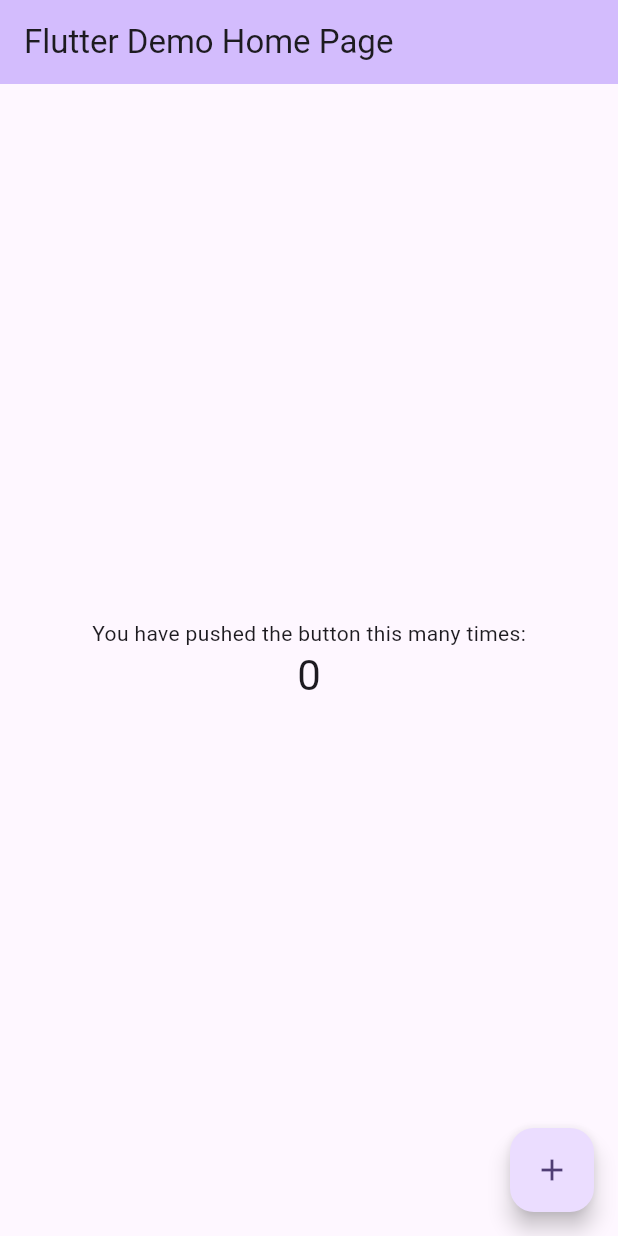
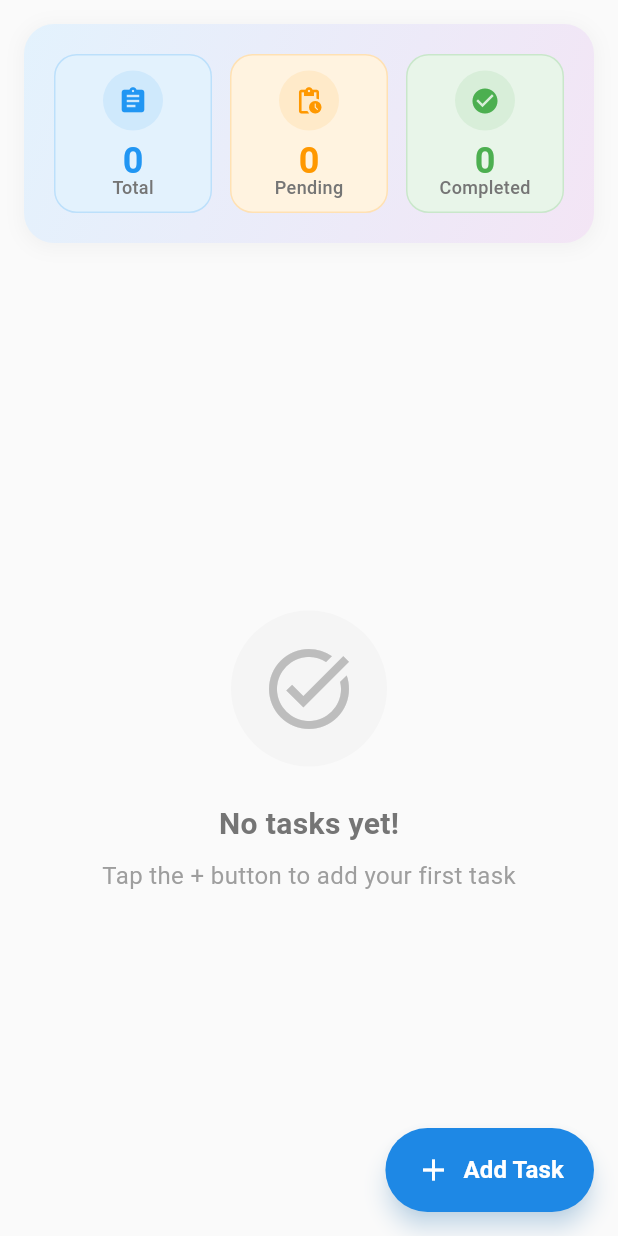
Before and after one commit to adithyan3210/my_todo, a Flutter app: the screen it shows after launch, on a phone screen of 412 x 824 dp. Run offline on Flutter 3.47's test engine with Material 3 defaults, Android fonts, the phone set to English and light mode, and no system bars.

Commit message:
added provider &basic UI created & crub operation done

```diff
--- a/lib/main.dart
+++ b/lib/main.dart
@@ -1,122 +1,28 @@
 import 'package:flutter/material.dart';
+import 'package:provider/provider.dart';
+import 'provider/task_provider.dart';
+import 'screens/todo_screen.dart';
 
 void main() {
-  runApp(const MyApp());
+  runApp(MyApp());
 }
 
 class MyApp extends StatelessWidget {
   const MyApp({super.key});
 
-  // This widget is the root of your application.
   @override
   Widget build(BuildContext context) {
-    return MaterialApp(
-      title: 'Flutter Demo',
-      theme: ThemeData(
-        // This is the theme of your application.
-        //
-        // TRY THIS: Try running your application with "flutter run". You'll see
-        // the application has a purple toolbar. Then, without quitting the app,
-        // try changing the seedColor in the colorScheme below to Colors.green
-        // and then invoke "hot reload" (save your changes or press the "hot
-        // reload" button in a Flutter-supported IDE, or press "r" if you used
-        // the command line to start the app).
-        //
-        // Notice that the counter didn't reset back to zero; the application
-        // state is not lost during the reload. To reset the state, use hot
-        // restart instead.
-        //
-        // This works for code too, not just values: Most code changes can be
-        // tested with just a hot reload.
-        colorScheme: ColorScheme.fromSeed(seedColor: Colors.deepPurple),
+    return ChangeNotifierProvider(
+      create: (context) => TaskProvider(),
+      child: MaterialApp(
+        title: 'Todo App',
+        theme: ThemeData(
+          primarySwatch: Colors.blue,
+          visualDensity: VisualDensity.adaptivePlatformDensity,
+        ),
+        home: TodoScreen(),
+        debugShowCheckedModeBanner: false,
       ),
-      home: const MyHomePage(title: 'Flutter Demo Home Page'),
     );
   }
 }
-
-class MyHomePage extends StatefulWidget {
-  const MyHomePage({super.key, required this.title});
-
-  // This widget is the home page of your application. It is stateful, meaning
-  // that it has a State object (defined below) that contains fields that affect
-  // how it looks.
-
-  // This class is the configuration for the state. It holds the values (in this
-  // case the title) provided by the parent (in this case the App widget) and
-  // used by the build method of the State. Fields in a Widget subclass are
-  // always marked "final".
-
-  final String title;
-
-  @override
-  State<MyHomePage> createState() => _MyHomePageState();
-}
-
-class _MyHomePageState extends State<MyHomePage> {
-  int _counter = 0;
-
-  void _incrementCounter() {
-    setState(() {
-      // This call to setState tells the Flutter framework that something has
-      // changed in this State, which causes it to rerun the build method below
-      // so that the display can reflect the updated values. If we changed
-      // _counter without calling setState(), then the build method would not be
-      // called again, and so nothing would appear to happen.
-      _counter++;
-    });
-  }
-
-  @override
-  Widget build(BuildContext context) {
-    // This method is rerun every time setState is called, for instance as done
-    // by the _incrementCounter method above.
-    //
-    // The Flutter framework has been optimized to make rerunning build methods
-    // fast, so that you can just rebuild anything that needs updating rather
-    // than having to individually change instances of widgets.
-    return Scaffold(
-      appBar: AppBar(
-        // TRY THIS: Try changing the color here to a specific color (to
-        // Colors.amber, perhaps?) and trigger a hot reload to see the AppBar
-        // change color while the other colors stay the same.
-        backgroundColor: Theme.of(context).colorScheme.inversePrimary,
-        // Here we take the value from the MyHomePage object that was created by
-        // the App.build method, and use it to set our appbar title.
-        title: Text(widget.title),
-      ),
-      body: Center(
-        // Center is a layout widget. It takes a single child and positions it
-        // in the middle of the parent.
-        child: Column(
-          // Column is also a layout widget. It takes a list of children and
-          // arranges them vertically. By default, it sizes itself to fit its
-          // children horizontally, and tries to be as tall as its parent.
-          //
-          // Column has various properties to control how it sizes itself and
-          // how it positions its children. Here we use mainAxisAlignment to
-          // center the children vertically; the main axis here is the vertical
-          // axis because Columns are vertical (the cross axis would be
-          // horizontal).
-          //
-          // TRY THIS: Invoke "debug painting" (choose the "Toggle Debug Paint"
-          // action in the IDE, or press "p" in the console), to see the
-          // wireframe for each widget.
-          mainAxisAlignment: MainAxisAlignment.center,
-          children: <Widget>[
-            const Text('You have pushed the button this many times:'),
-            Text(
-              '$_counter',
-              style: Theme.of(context).textTheme.headlineMedium,
-            ),
-          ],
-        ),
-      ),
-      floatingActionButton: FloatingActionButton(
-        onPressed: _incrementCounter,
-        tooltip: 'Increment',
-        child: const Icon(Icons.add),
-      ), // This trailing comma makes auto-formatting nicer for build methods.
-    );
-  }
-}
--- /dev/null
+++ b/lib/model/task_model.dart
@@ -0,0 +1,45 @@
+class Task {
+  final String title;
+  final String description;
+  bool isCompleted;
+
+  Task({
+    required this.title,
+    required this.description,
+    this.isCompleted = false,
+  });
+
+  void toggleComplete() {
+    isCompleted = !isCompleted;
+  }
+
+  Task copyWith({
+    String? title,
+    String? description,
+    bool? isCompleted,
+  }) {
+    return Task(
+      title: title ?? this.title,
+      description: description ?? this.description,
+      isCompleted: isCompleted ?? this.isCompleted,
+    );
+  }
+
+  @override
+  bool operator ==(Object other) =>
+      identical(this, other) ||
+      other is Task &&
+          runtimeType == other.runtimeType &&
+          title == other.title &&
+          description == other.description &&
+          isCompleted == other.isCompleted;
+
+  @override
+  int get hashCode =>
+      title.hashCode ^ description.hashCode ^ isCompleted.hashCode;
+
+  @override
+  String toString() {
+    return 'Task{title: $title, description: $description, isCompleted: $isCompleted}';
+  }
+}
--- /dev/null
+++ b/lib/provider/task_provider.dart
@@ -0,0 +1,59 @@
+import 'package:flutter/foundation.dart';
+import '../model/task_model.dart';
+
+class TaskProvider with ChangeNotifier {
+  final List<Task> _tasks = [];
+  //unmod tasks is read-only outside the provider
+  List<Task> get tasks => List.unmodifiable(_tasks);
+
+  List<Task> get completedTasks =>
+      _tasks.where((task) => task.isCompleted).toList();
+
+  List<Task> get incompleteTasks =>
+      _tasks.where((task) => !task.isCompleted).toList();
+
+  int get taskCount => _tasks.length;
+
+  int get completedTaskCount => completedTasks.length;
+
+  void addTask(String title, String description) {
+    if (title.trim().isEmpty) return;
+    final task = Task(title: title.trim(), description: description.trim());
+    _tasks.add(task);
+    notifyListeners();
+  }
+
+  void toggleTaskComplete(int index) {
+    if (index >= 0 && index < _tasks.length) {
+      _tasks[index].toggleComplete();
+      notifyListeners();
+    }
+  }
+
+  void deleteTask(int index) {
+    if (index >= 0 && index < _tasks.length) {
+      _tasks.removeAt(index);
+      notifyListeners();
+    }
+  }
+
+  void updateTask(int index, String title, String description) {
+    if (index >= 0 && index < _tasks.length && title.trim().isNotEmpty) {
+      _tasks[index] = _tasks[index].copyWith(
+        title: title.trim(),
+        description: description.trim(),
+      );
+      notifyListeners();
+    }
+  }
+
+  void clearAllTasks() {
+    _tasks.clear();
+    notifyListeners();
+  }
+
+  void clearCompletedTasks() {
+    _tasks.removeWhere((task) => task.isCompleted);
+    notifyListeners();
+  }
+}
--- /dev/null
+++ b/lib/screens/todo_screen.dart
@@ -0,0 +1,143 @@
+import 'package:flutter/material.dart';
+import 'package:provider/provider.dart';
+
+import '../model/task_model.dart';
+import '../provider/task_provider.dart';
+import 'widgets/add_task_dialoge.dart';
+import 'widgets/task_item.dart';
+import 'widgets/task_stats.dart';
+
+class TodoScreen extends StatelessWidget {
+  const TodoScreen({super.key});
+
+  @override
+  Widget build(BuildContext context) {
+    return Scaffold(
+      backgroundColor: Colors.grey[50],
+
+      body: Column(
+        children: [
+          const TaskStats(),
+          Expanded(child: _buildTaskList()),
+        ],
+      ),
+      floatingActionButton: SizedBox(
+        height: 56,
+        child: ElevatedButton.icon(
+          onPressed: () => _showAddTaskDialog(context),
+          style: ElevatedButton.styleFrom(
+            backgroundColor: Colors.blue[600],
+            foregroundColor: Colors.white,
+            elevation: 6,
+            shadowColor: Colors.blue.withOpacity(0.4),
+            shape: RoundedRectangleBorder(
+              borderRadius: BorderRadius.circular(28),
+            ),
+            padding: const EdgeInsets.symmetric(horizontal: 20, vertical: 12),
+          ),
+          icon: const Icon(Icons.add, size: 24),
+          label: const Text(
+            'Add Task',
+            style: TextStyle(fontSize: 16, fontWeight: FontWeight.w600),
+          ),
+        ),
+      ),
+    );
+  }
+
+  Widget _buildTaskList() {
+    return Consumer<TaskProvider>(
+      builder: (context, taskProvider, child) {
+        if (taskProvider.tasks.isEmpty) {
+          return Center(
+            child: Column(
+              mainAxisAlignment: MainAxisAlignment.center,
+              children: [
+                Container(
+                  padding: const EdgeInsets.all(20),
+                  decoration: BoxDecoration(
+                    color: Colors.grey[100],
+                    shape: BoxShape.circle,
+                  ),
+                  child: Icon(
+                    Icons.task_alt,
+                    size: 64,
+                    color: Colors.grey[400],
+                  ),
+                ),
+                const SizedBox(height: 24),
+                Text(
+                  'No tasks yet!',
+                  style: TextStyle(
+                    fontSize: 20,
+                    fontWeight: FontWeight.w600,
+                    color: Colors.grey[600],
+                  ),
+                ),
+                const SizedBox(height: 8),
+                Text(
+                  'Tap the + button to add your first task',
+                  style: TextStyle(fontSize: 16, color: Colors.grey[500]),
+                ),
+              ],
+            ),
+          );
+        }
+
+        return ListView.builder(
+          key: const Key('task_list'),
+          padding: const EdgeInsets.symmetric(horizontal: 16.0),
+          itemCount: taskProvider.tasks.length,
+          itemBuilder: (context, index) {
+            final task = taskProvider.tasks[index];
+            return TaskItem(
+              task: task,
+              onToggle: () => taskProvider.toggleTaskComplete(index),
+              onDelete: () => _showDeleteDialog(context, taskProvider, index),
+              onEdit: () => _showEditTaskDialog(context, task, index),
+            );
+          },
+        );
+      },
+    );
+  }
+
+  void _showAddTaskDialog(BuildContext context) {
+    showDialog(context: context, builder: (context) => const AddTaskDialog());
+  }
+
+  void _showEditTaskDialog(BuildContext context, Task task, int index) {
+    showDialog(
+      context: context,
+      builder: (context) => AddTaskDialog(task: task, index: index),
+    );
+  }
+
+  void _showDeleteDialog(
+    BuildContext context,
+    TaskProvider taskProvider,
+    int index,
+  ) {
+    showDialog(
+      context: context,
+      builder: (context) => AlertDialog(
+        shape: RoundedRectangleBorder(borderRadius: BorderRadius.circular(10)),
+        title: const Text('Delete Task'),
+        content: const Text('Are you sure you want to delete this task?'),
+        actions: [
+          TextButton(
+            onPressed: () => Navigator.of(context).pop(),
+            child: const Text('Cancel'),
+          ),
+          TextButton(
+            onPressed: () {
+              taskProvider.deleteTask(index);
+              Navigator.of(context).pop();
+            },
+            child: const Text('Delete', style: TextStyle(color: Colors.red)),
+          ),
+        ],
+      ),
+    );
+  }
+}
--- /dev/null
+++ b/lib/screens/widgets/task_stats.dart
@@ -0,0 +1,120 @@
+import 'package:flutter/material.dart';
+import 'package:provider/provider.dart';
+
+import '../../provider/task_provider.dart';
+
+class TaskStats extends StatelessWidget {
+  const TaskStats({Key? key}) : super(key: key);
+
+  @override
+  Widget build(BuildContext context) {
+    return Consumer<TaskProvider>(
+      builder: (context, taskProvider, child) {
+        return Container(
+          margin: EdgeInsets.all(16.0),
+          decoration: BoxDecoration(
+            gradient: LinearGradient(
+              colors: [Colors.blue[50]!, Colors.purple[50]!],
+              begin: Alignment.topLeft,
+              end: Alignment.bottomRight,
+            ),
+            borderRadius: BorderRadius.circular(20),
+            boxShadow: [
+              BoxShadow(
+                color: Colors.grey.withOpacity(0.1),
+                spreadRadius: 1,
+                blurRadius: 10,
+                offset: Offset(0, 2),
+              ),
+            ],
+          ),
+          child: Padding(
+            padding: EdgeInsets.all(20.0),
+            child: Row(
+              children: [
+                Expanded(
+                  child: _buildStatCard(
+                    'Total',
+                    taskProvider.taskCount,
+                    Icons.assignment,
+                    Colors.blue,
+                    Colors.blue[50]!,
+                  ),
+                ),
+                SizedBox(width: 12),
+                Expanded(
+                  child: _buildStatCard(
+                    'Pending',
+                    taskProvider.incompleteTasks.length,
+                    Icons.pending_actions,
+                    Colors.orange,
+                    Colors.orange[50]!,
+                  ),
+                ),
+                SizedBox(width: 12),
+                Expanded(
+                  child: _buildStatCard(
+                    'Completed',
+                    taskProvider.completedTaskCount,
+                    Icons.check_circle,
+                    Colors.green,
+                    Colors.green[50]!,
+                  ),
+                ),
+              ],
+            ),
+          ),
+        );
+      },
+    );
+  }
+
+  Widget _buildStatCard(
+    String label,
+    int count,
+    IconData icon,
+    Color color,
+    Color backgroundColor,
+  ) {
+    return Container(
+      padding: EdgeInsets.symmetric(vertical: 10, horizontal: 10),
+      decoration: BoxDecoration(
+        color: backgroundColor,
+        borderRadius: BorderRadius.circular(15),
+        border: Border.all(color: color.withOpacity(0.2), width: 1),
+      ),
+      child: Column(
+        mainAxisSize: MainAxisSize.min,
+        children: [
+          Container(
+            padding: EdgeInsets.all(10),
+            decoration: BoxDecoration(
+              color: color.withOpacity(0.1),
+              shape: BoxShape.circle,
+            ),
+            child: Icon(icon, color: color, size: 20),
+          ),
+          SizedBox(height: 8),
+          Text(
+            count.toString(),
+            style: TextStyle(
+              fontSize: 24,
+              height: 1.0,
+              fontWeight: FontWeight.bold,
+              color: color,
+            ),
+          ),
+          Text(
+            label,
+            style: TextStyle(
+              fontSize: 12,
+              height: 1.0,
+              fontWeight: FontWeight.w500,
+              color: Colors.grey[600],
+            ),
+          ),
+        ],
+      ),
+    );
+  }
+}
--- a/pubspec.yaml
+++ b/pubspec.yaml
@@ -34,6 +34,7 @@ dependencies:
   # The following adds the Cupertino Icons font to your application.
   # Use with the CupertinoIcons class for iOS style icons.
   cupertino_icons: ^1.0.8
+  provider: ^6.1.5+1
 
 dev_dependencies:
   flutter_test:
```
Also changed, not shown: lib/screens/widgets/add_task_dialoge.dart (added, +113 -0 lines), lib/screens/widgets/task_item.dart (added, +71 -0 lines), pubspec.lock.
